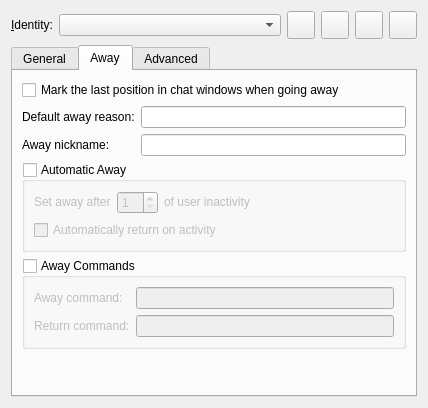
KDE/konversation, file src/identitydialog.ui: the form before one commit.
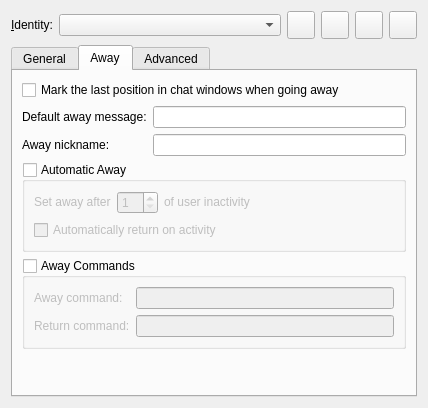
The form after the commit. Custom widgets are drawn as their Qt base class.

Commit message:
Now that it's available, use "away message here".
The rc file key name doesn't match to prevent clashes with the
legacy keys for the away commands until a kconf_update script
is written, cf. 253f43f.

```diff
--- a/src/identitydialog.ui
+++ b/src/identitydialog.ui
@@ -275,7 +275,7 @@
        <item row="1" column="0">
         <widget class="QLabel" name="awayReasonLabel">
          <property name="text">
-          <string>Default away reason:</string>
+          <string>Default away message:</string>
          </property>
          <property name="buddy">
           <cstring>m_awayReasonEdit</cstring>
```
Left out of the diff: 8 changed lines with no effect on the pictures. The commit also changes 5 other files.
